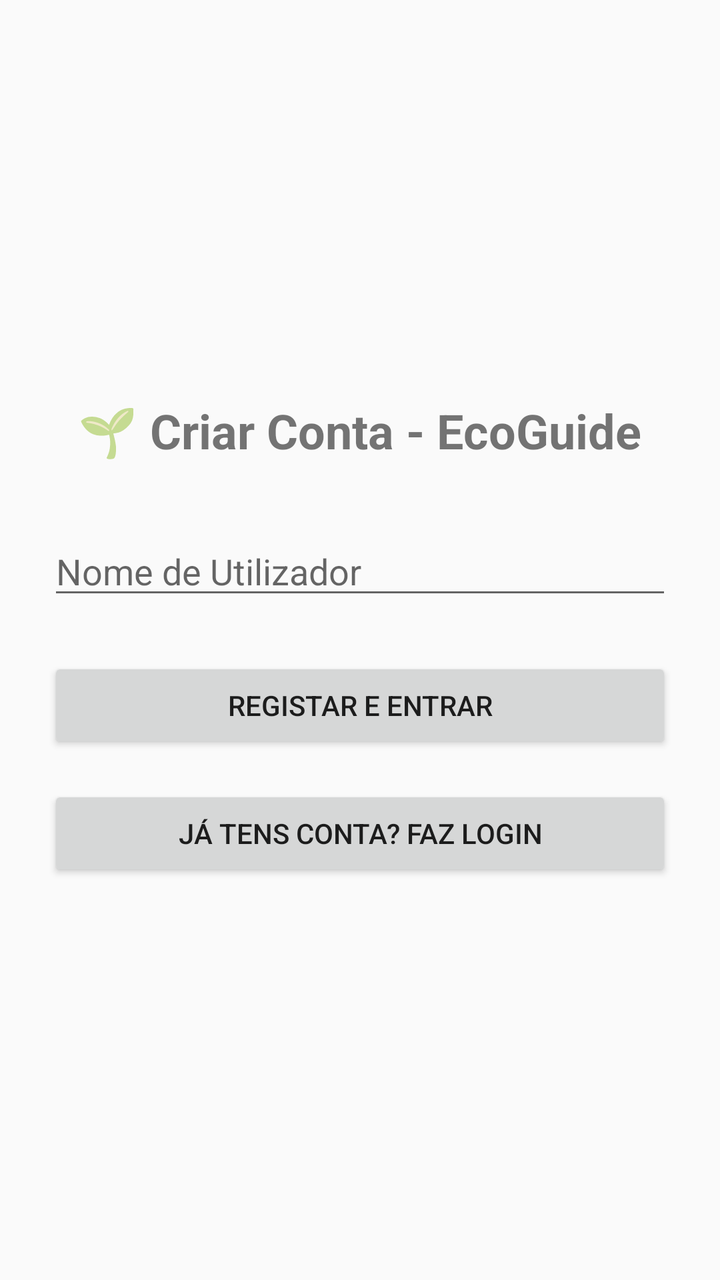
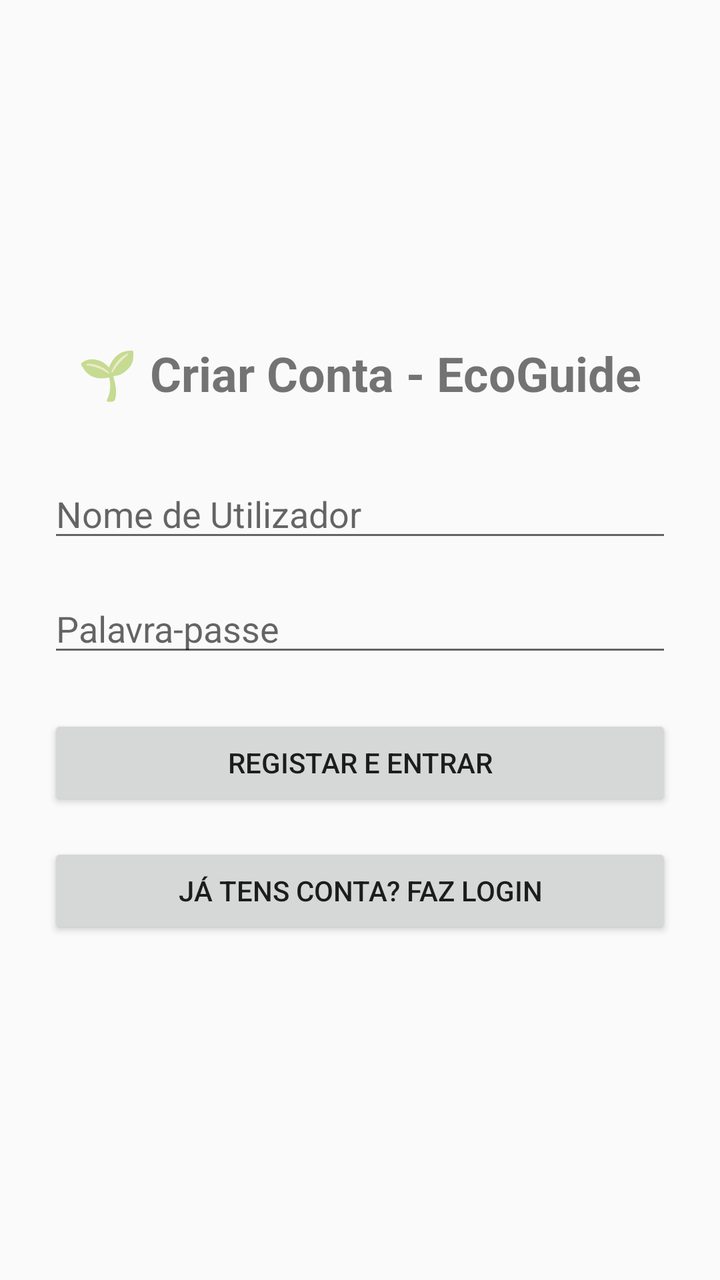

The first picture is an Android layout as it rendered before a commit; the second is the same layout after the commit. The layout source and the unified diff follow.
<!-- AndroidManifest.xml: application theme Theme.AppCompat.Light.DarkActionBar -->
<!-- res/layout/activity_register.xml -->
<?xml version="1.0" encoding="utf-8"?>
<LinearLayout xmlns:android="http://schemas.android.com/apk/res/android"
              android:layout_width="match_parent"
              android:layout_height="match_parent"
              android:orientation="vertical"
              android:padding="24dp"
              android:gravity="center">

    <TextView
            android:layout_width="wrap_content"
            android:layout_height="wrap_content"
            android:text="🌱 Criar Conta - EcoGuide"
            android:textSize="24sp"
            android:textStyle="bold"
            android:layout_marginBottom="32dp"/>

    <EditText
            android:id="@+id/etRegUsername"
            android:layout_width="match_parent"
            android:layout_height="wrap_content"
            android:hint="Nome de Utilizador"
            android:inputType="textPersonName"
            android:layout_marginBottom="24dp"/>

    <Button
            android:id="@+id/btnRegister"
            android:layout_width="match_parent"
            android:layout_height="wrap_content"
            android:text="Registar e Entrar"
            android:layout_marginBottom="16dp"/>

    <Button
            android:id="@+id/btnGoToLogin"
            android:layout_width="match_parent"
            android:layout_height="wrap_content"
            style="?android:attr/buttonStyleSmall"
            android:text="Já tens conta? Faz Login"/>

</LinearLayout>
<!-- resources referenced by this layout -->
<resources>

</resources>

<!-- the commit's change to res/layout/activity_register.xml (unified diff, before → after) -->
@@ -20,6 +20,14 @@
             android:layout_height="wrap_content"
             android:hint="Nome de Utilizador"
             android:inputType="textPersonName"
+            android:layout_marginBottom="16dp"/>
+
+    <EditText
+            android:id="@+id/etRegPassword"
+            android:layout_width="match_parent"
+            android:layout_height="wrap_content"
+            android:hint="Palavra-passe"
+            android:inputType="textPassword"
             android:layout_marginBottom="24dp"/>
 
     <Button
